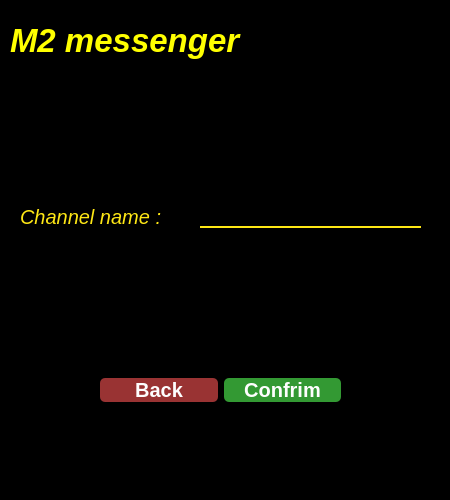
Before: the Qt Designer form untitled/joinchannel.ui in MohamadKhavaran/M2-Massenger, drawn with Qt 5.
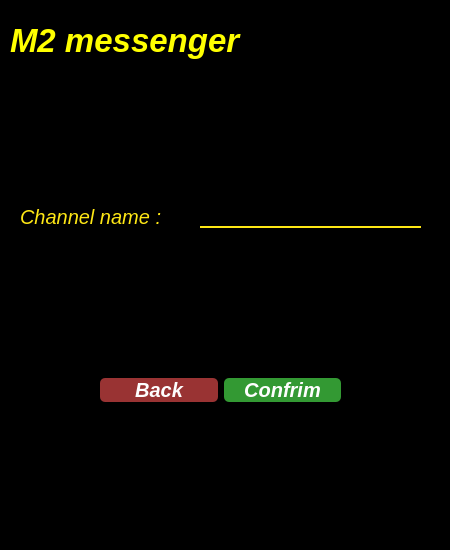
After: the same form once the commit is applied. Icons and pictures are not drawn.

Diff of the .ui file:
```diff
--- a/untitled/joinchannel.ui
+++ b/untitled/joinchannel.ui
@@ -7,14 +7,15 @@
     <x>0</x>
     <y>0</y>
     <width>450</width>
-    <height>500</height>
+    <height>550</height>
    </rect>
   </property>
   <property name="windowTitle">
    <string>Form</string>
   </property>
   <property name="styleSheet">
-   <string notr="true">background-color:rgba(0, 0, 0, 255);</string>
+   <string notr="true">background-color:rgba(0, 0, 0, 255);
+color:white;</string>
   </property>
   <widget class="QLabel" name="label">
    <property name="geometry">
@@ -123,6 +124,7 @@
       <property name="font">
        <font>
         <pointsize>15</pointsize>
+        <italic>true</italic>
         <bold>true</bold>
        </font>
       </property>
@@ -158,6 +160,7 @@
       <property name="font">
        <font>
         <pointsize>15</pointsize>
+        <italic>true</italic>
         <bold>true</bold>
        </font>
       </property>
```
